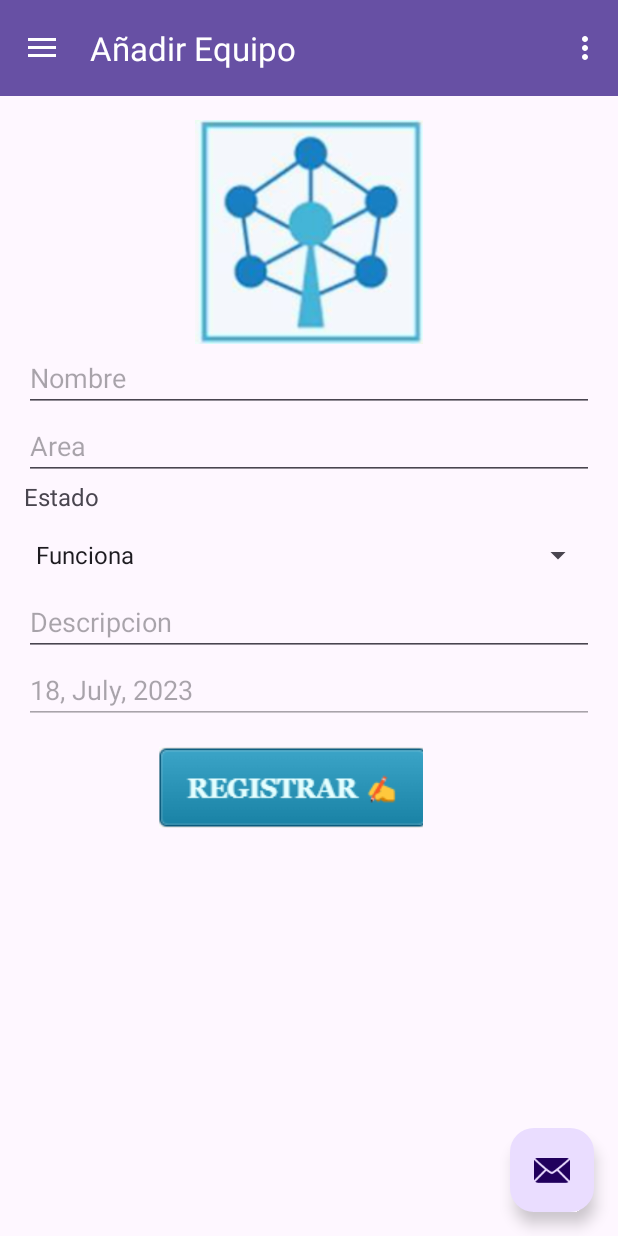
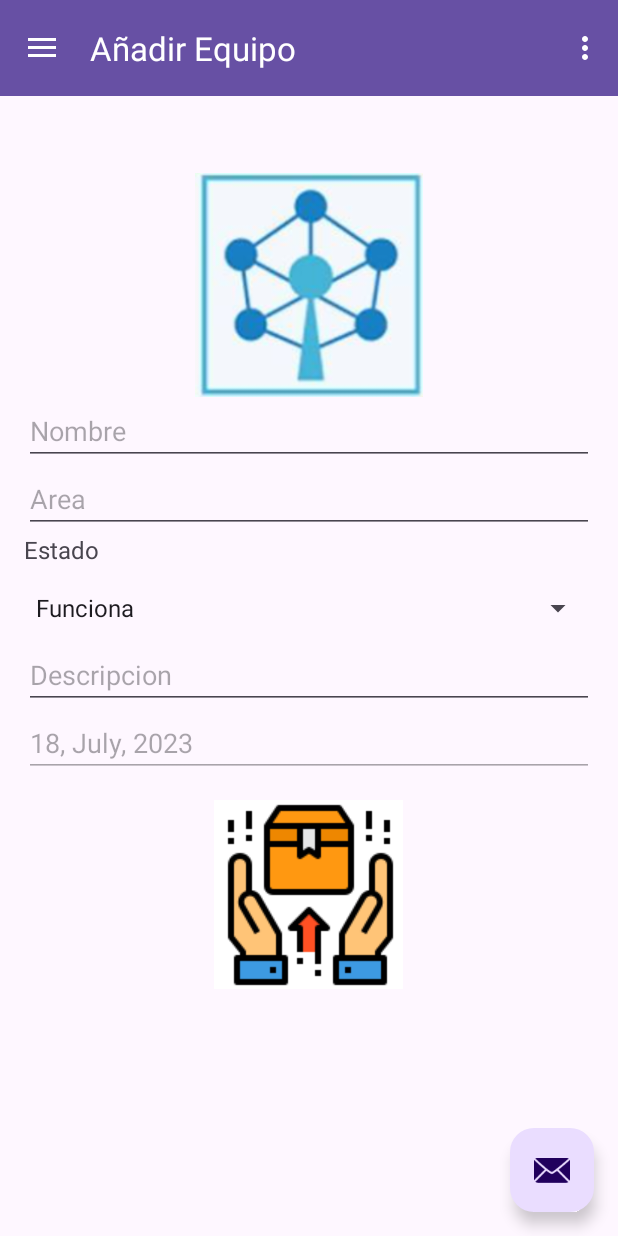
Before and after one commit to tasajos/hbelga2.0, an Android app: the screen it shows after launch once a user with an empty profile is signed in (MainActivity), after a tap on "Añadir", on a phone screen of 412 x 824 dp. Run offline under Robolectric (Android 15) with nearby library versions, the light colour scheme and no system bars; our stand-ins replace Firebase (no records; nobody signed in at launch, a user with empty details on screens opened directly), navigation-ui.

Commit message:
update UI

```diff
--- a/app/src/main/res/layout/fragment_gallery.xml
+++ b/app/src/main/res/layout/fragment_gallery.xml
@@ -1,9 +1,15 @@
 <?xml version="1.0" encoding="utf-8"?>
-<androidx.constraintlayout.widget.ConstraintLayout xmlns:android="http://schemas.android.com/apk/res/android"
-    xmlns:app="http://schemas.android.com/apk/res-auto"
-    xmlns:tools="http://schemas.android.com/tools"
+<ScrollView
     android:layout_width="match_parent"
     android:layout_height="match_parent"
+    xmlns:android="http://schemas.android.com/apk/res/android"
+    xmlns:app="http://schemas.android.com/apk/res-auto"
+    xmlns:tools="http://schemas.android.com/tools">
+
+    <LinearLayout
+        android:layout_width="match_parent"
+        android:layout_height="wrap_content"
+        android:orientation="vertical"
         tools:context=".ui.gallery.GalleryFragment">
 
         <TextView
@@ -23,17 +29,13 @@
 
         <LinearLayout
             android:id="@+id/linearLayout"
-        android:layout_width="0dp"
-        android:layout_height="0dp"
+            android:layout_width="match_parent"
+            android:layout_height="wrap_content"
             android:layout_marginStart="16dp"
             android:layout_marginTop="16dp"
             android:layout_marginEnd="16dp"
             android:layout_marginBottom="16dp"
-        android:orientation="vertical"
-        app:layout_constraintBottom_toBottomOf="parent"
-        app:layout_constraintEnd_toEndOf="parent"
-        app:layout_constraintStart_toStartOf="parent"
-        app:layout_constraintTop_toTopOf="parent">
+            android:orientation="vertical">
 
             <ImageView
                 android:id="@+id/imageView"
@@ -96,12 +98,14 @@
 
             <ImageButton
                 android:id="@+id/btn_imgregistrar"
-            android:layout_width="176dp"
-            android:layout_height="wrap_content"
-            android:layout_marginHorizontal="90dp"
+                android:layout_width="126dp"
+                android:layout_height="126dp"
+                android:layout_gravity="center_horizontal"
                 android:background="#FFFFFF"
-            app:srcCompat="@drawable/registrar_btn2" />
+                app:srcCompat="@drawable/enviarss" />
 
         </LinearLayout>
 
-</androidx.constraintlayout.widget.ConstraintLayout>
+    </LinearLayout>
+
+</ScrollView>
```
Also changed, not shown: app/src/main/res/drawable/caja_de_entrega.png (added), app/src/main/res/drawable/enviar_mensaje.png (added), app/src/main/res/drawable/enviarss.png (added). Lines whose indentation alone changed are shown as unchanged.
